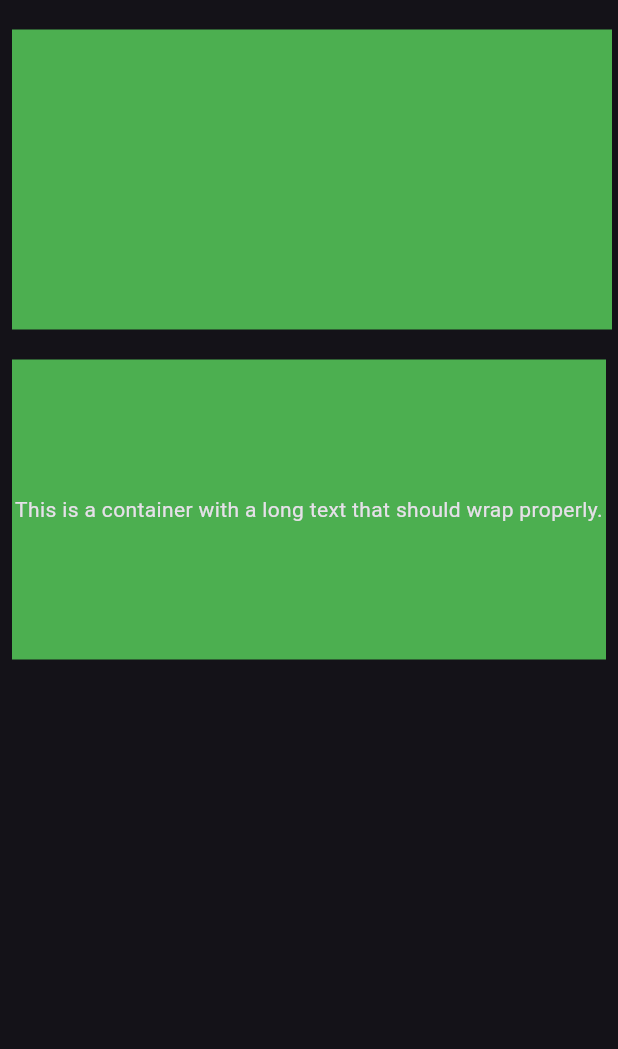
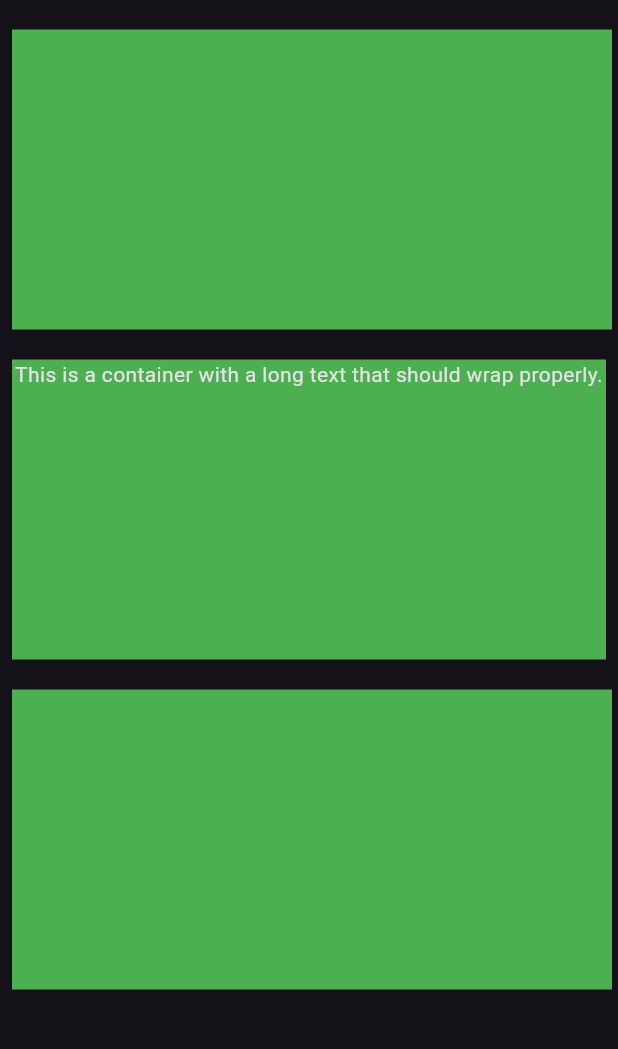
Before and after one commit to monjurmorshedprince/BMI-calculator, a Flutter app: the screen it shows after launch, on a phone screen of 412 x 824 dp, the part 56-1105 px from its top. Run offline on Flutter 3.47's test engine with Material 3 defaults, Android fonts, the phone set to English and light mode, and no system bars.

Commit message:
3rd container

```diff
--- a/bmi_calculator/lib/main.dart
+++ b/bmi_calculator/lib/main.dart
@@ -34,11 +34,21 @@ class MyApp extends StatelessWidget {
                 width: double.infinity,
                 color: Colors.green,
                 child: Center(
-                  child: Text(
-                    'This is a container with a long text that should wrap properly.',
-                    textAlign: TextAlign.center,
+                  child: Column(
+                    children: [
+                      Text(
+                        'This is a container with a long text that should wrap properly.',
+                        textAlign: TextAlign.center,
+                      ),
+                    ],
                   ),
                 ),
+              ),
+              Row(
+                children: [
+                  Container(height: 200, width: 200, color: Colors.green),
+                  Container(height: 200, width: 200, color: Colors.green),
+                ],
               ),
             ],
           ),
```
